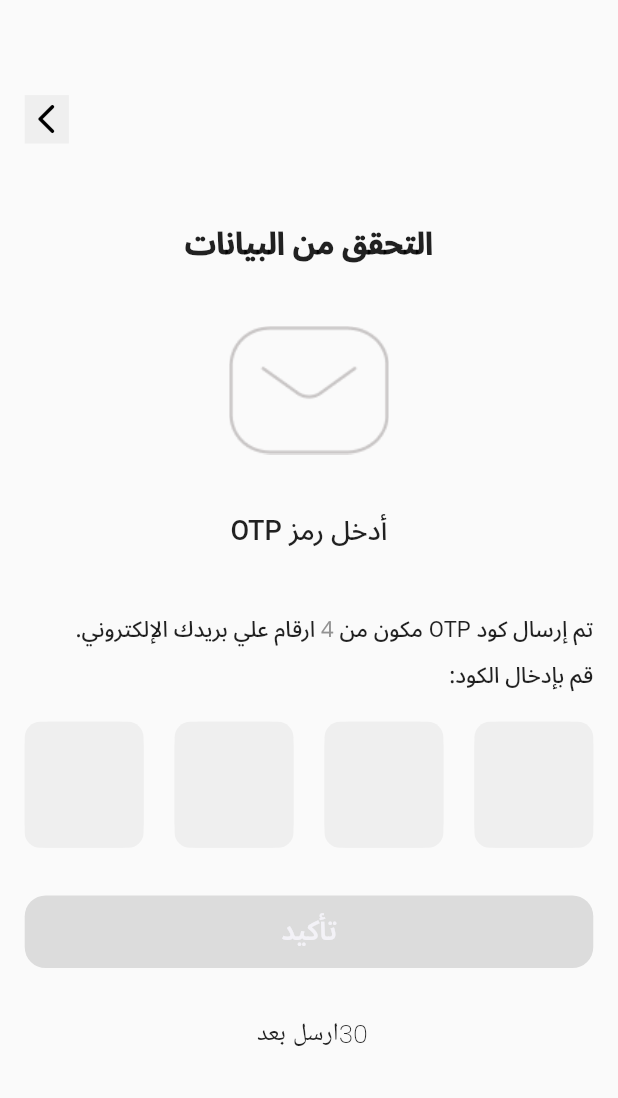
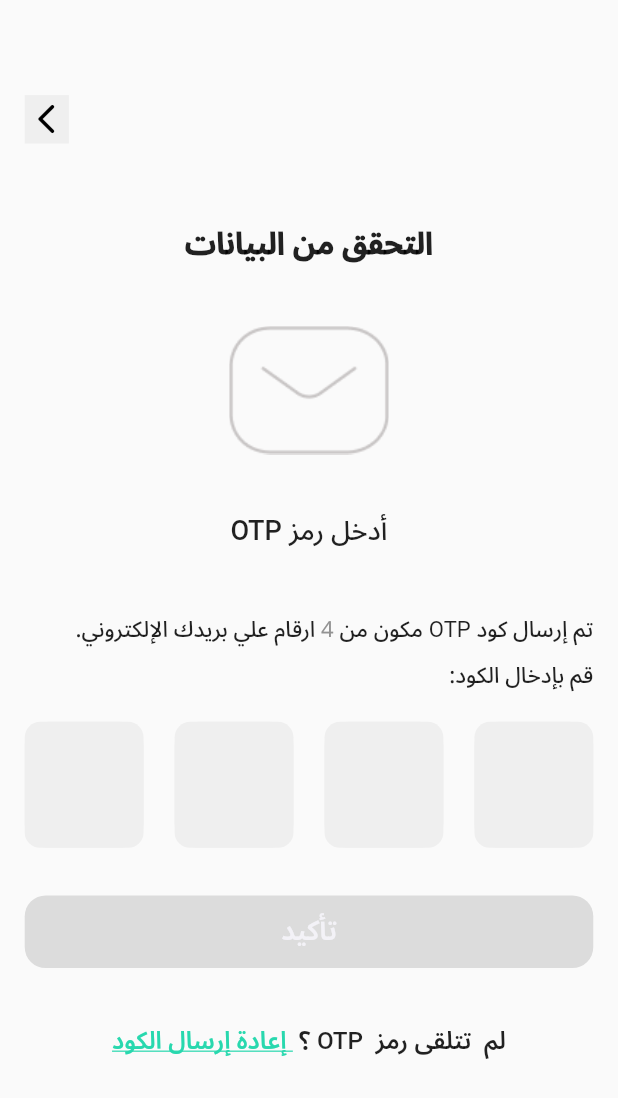
Before and after one commit to AhmedEsmail111/kotobekia, a Flutter app: the OtpScreen screen opened directly with empty values, on a phone screen of 412 x 824 dp. Shown: the top 1098 px of the screen. Run offline on Flutter 3.47's test engine with Material 2 defaults, Android fonts, the phone set to English and light mode, and no system bars; our stand-ins replace animated_splash_screen, bloc, dio, flutter_bloc, flutter_screenutil, flutter_spinkit and 3 more; accounts and stored records are empty; generated files the repository leaves out were written again.

Commit message:
first sprint finish (authentication)

```diff
--- a/lib/controller/otp/otp_state.dart
+++ b/lib/controller/otp/otp_state.dart
@@ -7,13 +7,12 @@ class OtpInitial extends OtpState {}
 
 class OtpCollectResultState extends OtpState {}
 
-
 class LoadingVerifyOtpState extends OtpState {}
 
 class SuccessVerifyOtpState extends OtpState {
-  final String error;
+  final OtpModel otpModel;
 
-  SuccessVerifyOtpState(this.error);
+  SuccessVerifyOtpState(this.otpModel);
 }
 
 class FailedVerifyOtpState extends OtpState {
@@ -22,4 +21,16 @@ class FailedVerifyOtpState extends OtpState {
   FailedVerifyOtpState(this.error);
 }
 
-class SuccessResendOtpState extends OtpState {}
+class SuccessResendOtpAndStartTimerState extends OtpState {}
+
+class FailedResendOtpState extends OtpState {
+  final String error;
+
+  FailedResendOtpState(this.error);
+}
+
+class SuccessResendOtpState extends OtpState {
+  final OtpModel otpModel;
+
+  SuccessResendOtpState(this.otpModel);
+}
--- a/lib/main.dart
+++ b/lib/main.dart
@@ -29,7 +29,7 @@ import 'modules/message_screen/message_screen.dart';
 
 void main() async {
   WidgetsFlutterBinding.ensureInitialized();
-  await DioHelper.Init();
+  await DioHelper.init();
   //await CacheHelper.Init();
   Bloc.observer = MyBlocObserver();
   runApp(const MyApp());
--- a/lib/models/user_model/user_model.dart
+++ b/lib/models/user_model/user_model.dart
@@ -1,9 +1,3 @@
-class ErrorUserModel{
-  String? message;
-  ErrorUserModel.fromJson(Map<String,dynamic> json) {
-    message = json['msgError'];
-  }
-}
 
 class UserModel {
   String? message;
--- a/lib/modules/create_account/create_account_screen.dart
+++ b/lib/modules/create_account/create_account_screen.dart
@@ -43,6 +43,7 @@ class CreateAccountScreen extends StatelessWidget {
         if (state is SuccessUserCreateAccountState) {
           if(state.userModel.token==null){
             snakBarMessage(
+              snackbarState: SnackbarState.error,
                 context: context,
                 message: state.userModel.message.toString());
           }else {
@@ -50,6 +51,7 @@ class CreateAccountScreen extends StatelessWidget {
           }
         } else if (state is FailedUserCreateAccountState) {
           snakBarMessage(
+              snackbarState: SnackbarState.error,
               context: context,
               message: state.error);
         }
@@ -60,6 +62,7 @@ class CreateAccountScreen extends StatelessWidget {
           textDirection: AppConstant.directionalityApp,
           child: Scaffold(
             body: SingleChildScrollView(
+              physics: const BouncingScrollPhysics(),
               child: Center(
                 child: Padding(
                   padding: EdgeInsets.only(
--- a/lib/modules/login/Login_screen.dart
+++ b/lib/modules/login/Login_screen.dart
@@ -31,6 +31,7 @@ class LoginScreen extends StatelessWidget {
           textDirection: AppConstant.directionalityApp,
           child: Scaffold(
             body: SingleChildScrollView(
+              physics: const BouncingScrollPhysics(),
               child: Center(
                 child: Padding(
                   padding: EdgeInsets.only(
@@ -195,6 +196,7 @@ class LoginScreen extends StatelessWidget {
         if (state is SuccessUserLoginState) {
           if(state.userModel.token==null){
             snakBarMessage(
+                snackbarState: SnackbarState.error,
                 context: context,
                 message: state.userModel.message.toString());
           }else {
@@ -202,6 +204,7 @@ class LoginScreen extends StatelessWidget {
           }
         } else if (state is FailedUserLoginState) {
           snakBarMessage(
+              snackbarState: SnackbarState.error,
               context: context,
               message: state.error);
         }
--- a/lib/modules/message_screen/message_screen.dart
+++ b/lib/modules/message_screen/message_screen.dart
@@ -9,7 +9,7 @@ import 'package:kotobekia/shared/constants/images/images_constant.dart';
 import 'package:kotobekia/shared/styles/colors.dart';
 import 'package:solar_icons/solar_icons.dart';
 
-import '../../shared/user_row_in_message.dart';
+import '../../shared/component/user_row_in_message.dart';
 
 class MessageScreen extends StatelessWidget {
   const MessageScreen({super.key});
@@ -53,9 +53,6 @@ class MessageScreen extends StatelessWidget {
             ],
           ),
         ),
-
-
-
         body: Column(
           mainAxisAlignment: MainAxisAlignment.start,
           children: [
--- a/lib/modules/otp/otp_screen.dart
+++ b/lib/modules/otp/otp_screen.dart
@@ -31,11 +31,11 @@ class OtpScreen extends StatelessWidget {
     cubit.fourNumberController.clear();
     return BlocConsumer<OtpCubit, OtpState>(
       builder: (context, state) {
-        print(email);
         return Directionality(
           textDirection: AppConstant.directionalityApp,
           child: Scaffold(
             body: SingleChildScrollView(
+              physics:const  BouncingScrollPhysics(),
               child: Padding(
                 padding:
                     EdgeInsets.only(top: h / 13, left: w / 25, right: w / 25),
@@ -162,7 +162,7 @@ class OtpScreen extends StatelessWidget {
                           ),
                           state is! LoadingVerifyOtpState
                               ? BuildDefaultButton(
-                                  onTap: cubit.otpResult.length == 4 && cubit.enableResend
+                                  onTap: cubit.otpResult.length == 4
                                       ? () {
                                           cubit.verifyOtp(
                                               email: email,
@@ -182,14 +182,16 @@ class OtpScreen extends StatelessWidget {
                           SizedBox(
                             height: h / 26,
                           ),
-                          cubit.enableResend?BuildRowTextAndLink(
+                         BuildRowTextAndLink(
+                           cubit: cubit,
                               fontSize: w / 25.5,
                               text: 'لم  تتلقى رمز  OTP ؟',
                               textLink: ' إعادة إرسال الكود',
                               context: context,
                               onTap: () {
-                                cubit.resendOtp();
-                              }):Text('${cubit.secondsRemaining}ارسل بعد '),
+                                cubit.resendOtp(email: email.toString());
+                                cubit.resendOtpTimer();
+                              }),
                           SizedBox(
                             height: h / 6,
                           )
@@ -205,9 +207,18 @@ class OtpScreen extends StatelessWidget {
       },
       listener: (context, state) {
         if (state is SuccessVerifyOtpState) {
-          //Navigator.pushReplacementNamed(context, 'verifiedEmail');
+          if(state.otpModel.message=='OTP Verified Successfully'){
+            Navigator.pushReplacementNamed(context, 'verifiedEmail');
+          }else{
+            snakBarMessage(
+                snackbarState: SnackbarState.error,
+                context: context,
+                message: state.otpModel.message.toString());
+          }
+
         }else if (state is FailedVerifyOtpState){
           snakBarMessage(
+              snackbarState: SnackbarState.error,
               context: context,
               message: state.error);
         }
--- a/lib/shared/component/authentication/row_text_and_link.dart
+++ b/lib/shared/component/authentication/row_text_and_link.dart
@@ -1,5 +1,7 @@
 import 'package:flutter/cupertino.dart';
 import 'package:flutter/material.dart';
+import 'package:flutter_screenutil/flutter_screenutil.dart';
+import 'package:kotobekia/controller/otp/otp_cubit.dart';
 
 import '../../styles/colors.dart';
 
@@ -11,10 +13,12 @@ class BuildRowTextAndLink extends StatelessWidget {
   final BuildContext context;
   final VoidCallback onTap;
   final double fontSize;
+  final OtpCubit? cubit;
 
   const BuildRowTextAndLink(
       {super.key,
       required this.text,
+      this.cubit,
       required this.fontSize,
       required this.textLink,
       required this.context,
@@ -35,7 +39,46 @@ class BuildRowTextAndLink extends StatelessWidget {
         SizedBox(
           width: MediaQuery.sizeOf(context).width / 100,
         ),
-        GestureDetector(
+        cubit != null
+            ? (cubit!.enableResend
+                ? GestureDetector(
+                    onTap: onTap,
+                    child: Text(
+                      textLink,
+                      style: Theme.of(context).textTheme.bodyLarge!.copyWith(
+                            fontSize: fontSize,
+                            color: primaryColor,
+                            fontWeight: FontWeight.w700,
+                            decoration: TextDecoration.underline,
+                          ),
+                    ),
+                  )
+                : Row(
+                    children: [
+                      Text(
+                        'ارسل بعد ',
+                        style: Theme.of(context)
+                            .textTheme
+                            .displayMedium!
+                            .copyWith(fontSize: 15.sp),
+                      ),
+                      Text(
+                        '${cubit!.secondsRemaining}',
+                        style: Theme.of(context)
+                            .textTheme
+                            .titleSmall!
+                            .copyWith(fontSize: 15.sp),
+                      ),
+                      Text(
+                        ' ثانيه',
+                        style: Theme.of(context)
+                            .textTheme
+                            .displayMedium!
+                            .copyWith(fontSize: 15.sp),
+                      ),
+                    ],
+                  ))
+            : GestureDetector(
                 onTap: onTap,
                 child: Text(
                   textLink,
--- a/lib/shared/user_row_in_message.dart
+++ b/lib/shared/component/user_row_in_message.dart
@@ -5,7 +5,7 @@ import 'package:flutter_spinkit/flutter_spinkit.dart';
 import 'package:kotobekia/shared/styles/colors.dart';
 import 'package:solar_icons/solar_icons.dart';
 
-import 'constants/images/images_constant.dart';
+import '../constants/images/images_constant.dart';
 
 class BuildUserRowInMessage extends StatelessWidget {
   final TextTheme font;
--- a/lib/shared/constants/api/api_constant.dart
+++ b/lib/shared/constants/api/api_constant.dart
@@ -4,4 +4,5 @@ class ApiConstant{
   static const userCreateAccountUrl='$baseurl/v1/auth/signUp';
   static const userLoginUrl='$baseurl/v1/auth/logIn';
   static const verifyOtp='$baseurl/v1/auth/verify-OTP';
+  static const resendOtp='$baseurl/v1/auth/reSend-OTP';
 }
--- a/lib/shared/network/remote/remote.dart
+++ b/lib/shared/network/remote/remote.dart
@@ -5,7 +5,7 @@ import '../../constants/api/api_constant.dart';
 
 class DioHelper{
   static Dio ?dio;
-  static Init(){
+  static init(){
     dio=Dio(
         BaseOptions(
           baseUrl: ApiConstant.baseurl,
@@ -13,7 +13,7 @@ class DioHelper{
         )
     );
   }
-  static Future<Response> GetData({
+  static Future<Response> getData({
     required url,
     Map<String, dynamic>? query,
     String lang = 'ar',
@@ -27,7 +27,7 @@ class DioHelper{
     return await dio!.get(url, queryParameters: query);
   }
 
-  static Future<Response> PostData({
+  static Future<Response> postData({
     required url,
     required Map<String,dynamic> data,
     String lang='en',
@@ -42,7 +42,7 @@ class DioHelper{
   }
 
 
-  static Future<Response> PutData({
+  static Future<Response> putData({
     required url,
     required Map<String,dynamic> data,
     String lang='en',
```
Also changed, not shown: lib/controller/authentication/authentication_cubit.dart (+8 -9 lines), lib/controller/otp/otp_cubit.dart (+45 -22 lines), lib/modules/verified_email/verified_email_screen.dart (+15 -1 lines), lib/shared/component/snakbar_message.dart (+5 -2 lines), lib/shared/network/local/local.dart (+5 -5 lines). Lines whose indentation alone changed are shown as unchanged.
